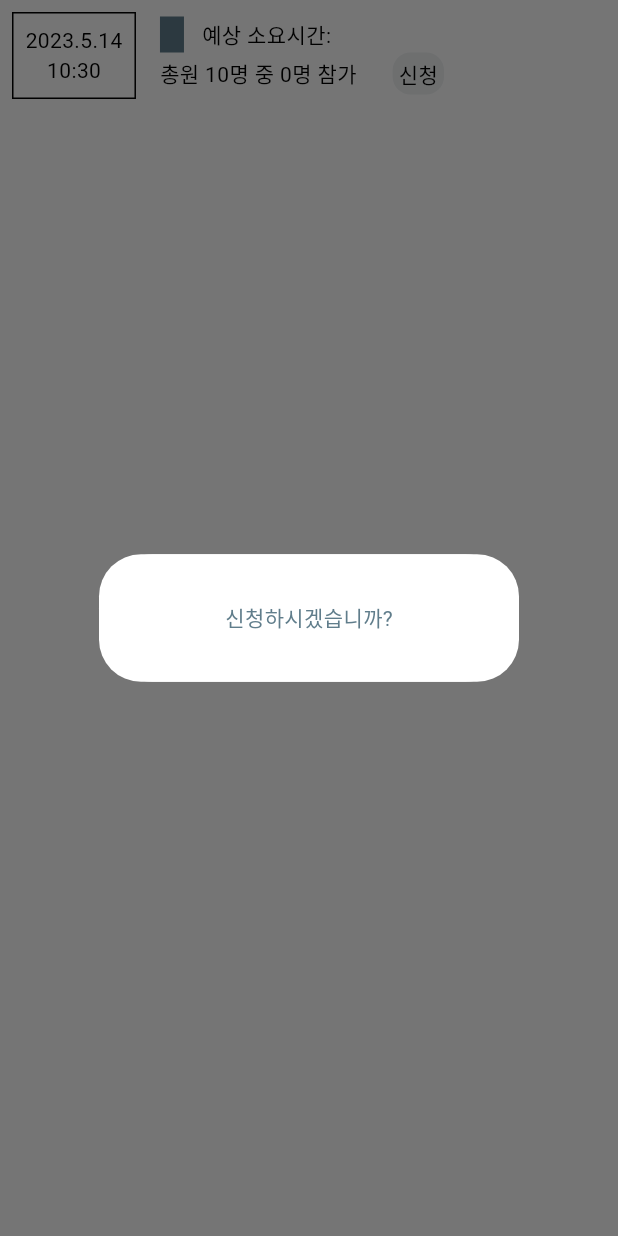
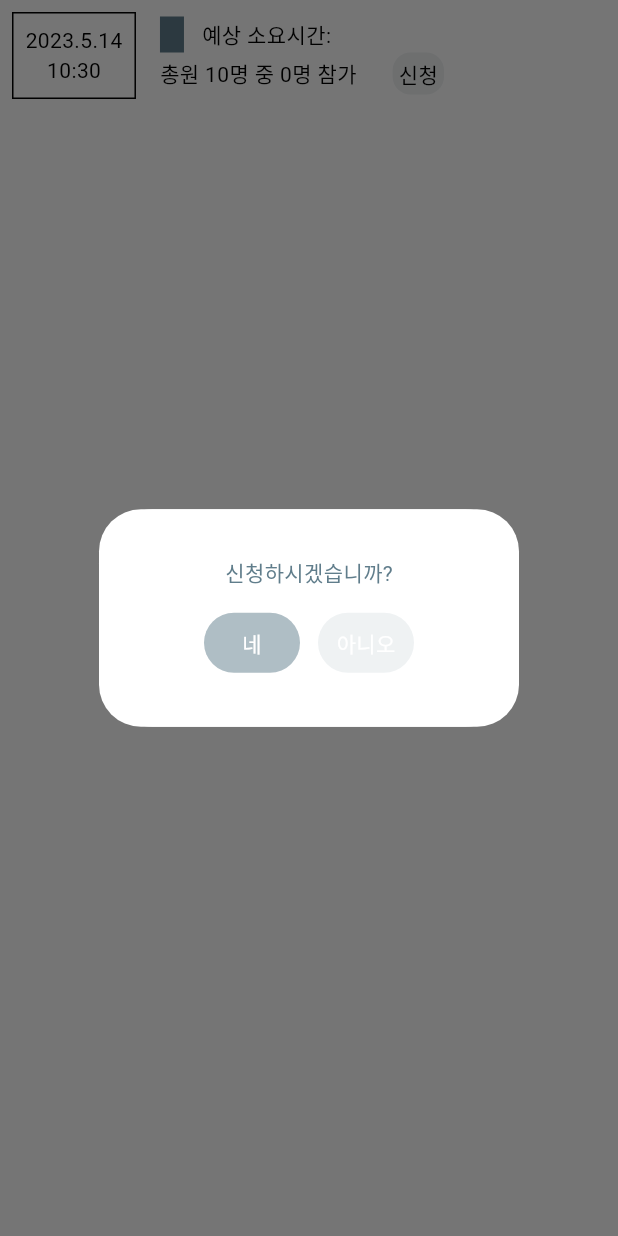
Before and after one commit to mysend12/kkaebom, a Flutter app: the VolunteerActivityCard widget shown alone on an empty page, opened directly with empty values, after a tap on "신청", on a phone screen of 412 x 824 dp. Run offline on Flutter 3.47's test engine with Material 2 defaults, Android fonts, the phone set to English and light mode, and no system bars; drawn by our look-alikes of dynamic_color; our stand-ins replace cached_network_image, carousel_slider, drift, firebase_analytics, firebase_core, firebase_remote_config and 3 more; missing offline and left inert: event_hub; accounts and stored records are empty; generated files the repository leaves out were written again; network calls fail; statements that could not run were skipped.

Commit message:
feat: 봉사활동 신청 버튼 추가
- 신청 및 신청 취소 toggle
- dialog 이용

```diff
--- a/lib/ui/shared/dialogs.dart
+++ b/lib/ui/shared/dialogs.dart
@@ -1,4 +1,3 @@
-import 'package:flutter/cupertino.dart';
 import 'package:flutter/material.dart';
 
 void simpleMessageDialog(
@@ -61,8 +60,8 @@ Future<dynamic> simpleConfirmButtonDialog(
   double? minHeight,
   double? maxWidth,
   double? maxHeight,
-  String trueMessage = '네',
-  String falseMessage = '아니오',
+  String leftButton = '네',
+  String rightButton = '아니오',
 }) {
   minWidth ??= 10;
   minHeight ??= 10;
@@ -98,6 +97,7 @@ Future<dynamic> simpleConfirmButtonDialog(
                 RichText(
                   text: textSpan,
                 ),
+                const SizedBox(height: 12),
                 Row(
                   mainAxisAlignment: MainAxisAlignment.center,
                   children: [
@@ -106,38 +106,31 @@ Future<dynamic> simpleConfirmButtonDialog(
                         Navigator.of(context, rootNavigator: true).pop(true);
                       },
                       style: TextButton.styleFrom(
+                        backgroundColor: Theme.of(context).colorScheme.primary.withOpacity(.5),
                         shape: RoundedRectangleBorder(
                           borderRadius: BorderRadius.circular(35.0),
-                          side: BorderSide(
-                            color: Theme.of(context).colorScheme.primary.withOpacity(.3),
-                            width: 1,
-                            style: BorderStyle.solid,
-                          ),
                         ),
                       ),
                       child: Text(
-                        trueMessage,
+                        leftButton,
                         style: Theme.of(context).textTheme.bodyMedium!.copyWith(
                               color: Theme.of(context).colorScheme.background,
                             ),
                       ),
                     ),
+                    const SizedBox(width: 12),
                     TextButton(
                       onPressed: () {
                         Navigator.of(context, rootNavigator: true).pop(false);
                       },
                       style: TextButton.styleFrom(
+                        backgroundColor: Theme.of(context).colorScheme.primary.withOpacity(.1),
                         shape: RoundedRectangleBorder(
                           borderRadius: BorderRadius.circular(35.0),
-                          side: BorderSide(
-                            color: Theme.of(context).colorScheme.primary.withOpacity(.1),
-                            width: 1,
-                            style: BorderStyle.solid,
-                          ),
                         ),
                       ),
                       child: Text(
-                        falseMessage,
+                        rightButton,
                         style: Theme.of(context).textTheme.bodyMedium!.copyWith(
                               color: Theme.of(context).colorScheme.background,
                             ),
--- a/lib/ui/view/shelter/shelter_detail/widget/volunteer_activity_card.dart
+++ b/lib/ui/view/shelter/shelter_detail/widget/volunteer_activity_card.dart
@@ -122,24 +122,31 @@ class _VolunteerActivityCardState extends State<VolunteerActivityCard> {
                             ),
                             const SizedBox(width: 24),
                             GestureDetector(
-                              onTap: () {
-                                simpleMessageDialog(
+                              onTap: () async {
+                                bool? result = await simpleConfirmButtonDialog(
                                   context,
                                   textSpan: TextSpan(
                                     children: [
                                       TextSpan(
-                                        text: '신청하시겠습니까?',
+                                        text: isApply
+                                            ? '신청을 취소하시겠습니까?'
+                                            : '신청하시겠습니까?',
                                         style: Theme.of(context)
                                             .textTheme
                                             .bodyMedium!
                                             .copyWith(
-                                                color: Theme.of(context)
-                                                    .colorScheme
-                                                    .primary),
+                                              color: Theme.of(context)
+                                                  .colorScheme
+                                                  .primary,
+                                            ),
                                       )
                                     ],
                                   ),
-                                );
+                                  leftButton: isApply ? '아니오' : '네',
+                                  rightButton: isApply ? '네' : '아니오',
+                                ) as bool?;
+
+                                setState(() => isApply = result??isApply);
                               },
                               child: Container(
                                 padding: const EdgeInsets.all(4),
@@ -151,7 +158,7 @@ class _VolunteerActivityCardState extends State<VolunteerActivityCard> {
                                   borderRadius: BorderRadius.circular(12),
                                 ),
                                 child: Text(
-                                  '신청',
+                                  isApply ? '신청 취소' : '신청',
                                   style: Theme.of(context).textTheme.bodyMedium,
                                 ),
                               ),
```
